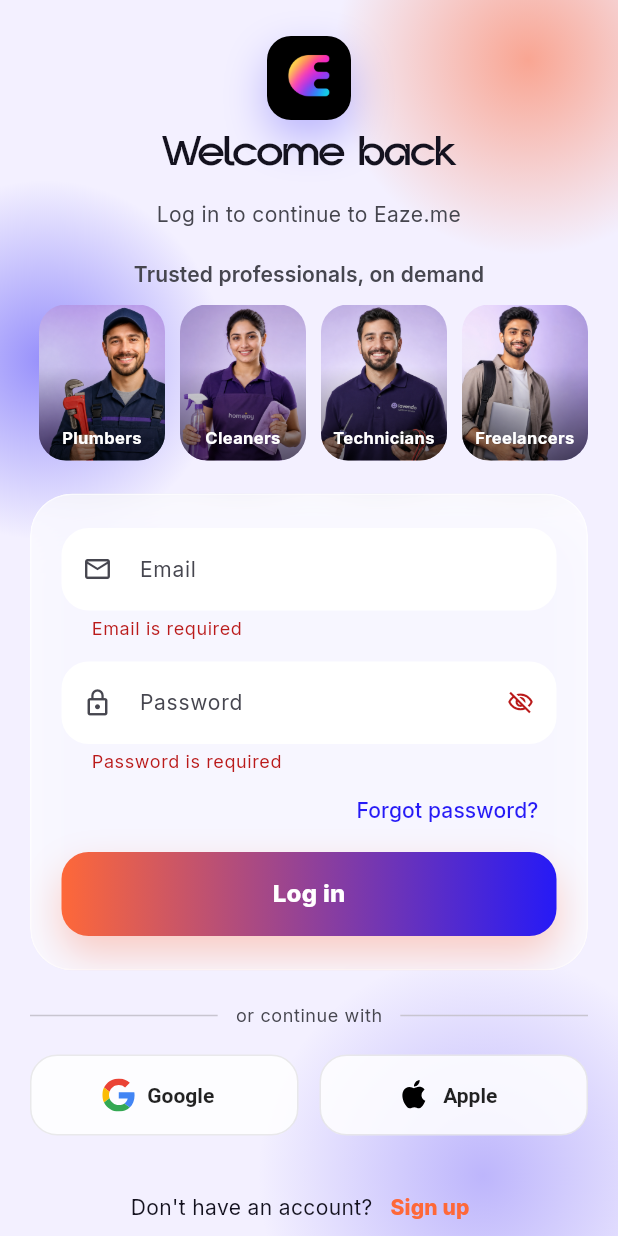
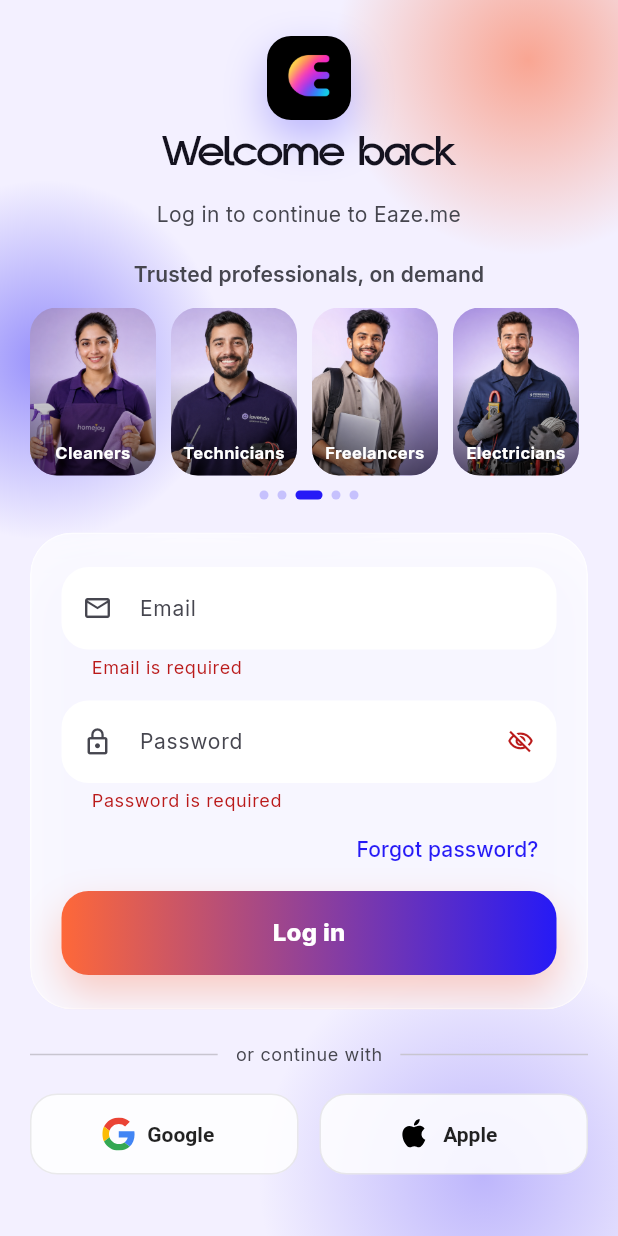
Before and after one commit to realcaps04/Eaze.me, a Flutter app: the screen it shows after launch, after a tap on "Log in", on a phone screen of 412 x 824 dp. Run offline on Flutter 3.47's test engine with Material 3 defaults, Android fonts, the phone set to English and light mode, and no system bars; our stand-ins replace flutter_riverpod, flutter_svg, go_router, google_fonts, supabase_flutter; accounts and stored records are empty.

Commit message:
pushing logo'

```diff
--- a/lib/screens/auth/login_screen.dart
+++ b/lib/screens/auth/login_screen.dart
@@ -87,13 +87,15 @@
                 child: ConstrainedBox(
                   constraints: const BoxConstraints(maxWidth: 440),
                   child: Column(
-                    crossAxisAlignment: CrossAxisAlignment.stretch,
+                    crossAxisAlignment: CrossAxisAlignment.center,
                     children: [
                       const _LoginHero(),
                       const SizedBox(height: 20),
                       const _WorkerShowcase(),
                       const SizedBox(height: 22),
-                      _GlassCard(
+                      SizedBox(
+                        width: double.infinity,
+                        child: _GlassCard(
                           child: Form(
                             key: _formKey,
                             child: Column(
@@ -160,10 +162,13 @@
                           ),
                         ),
                       ),
+                    ),
                       const SizedBox(height: 22),
                       const _OrDivider(),
                       const SizedBox(height: 18),
-                      Row(
+                      SizedBox(
+                        width: double.infinity,
+                        child: Row(
                           children: [
                             Expanded(
                               child: _SocialButton(
@@ -193,6 +198,7 @@
                             ),
                           ),
                         ],
+                      ),
                     ),
                       const SizedBox(height: 24),
                       Row(
@@ -227,17 +233,54 @@
   }
 }
 
-class _LoginHero extends StatelessWidget {
+class _LoginHero extends StatefulWidget {
   const _LoginHero();
+
+  @override
+  State<_LoginHero> createState() => _LoginHeroState();
+}
+
+class _LoginHeroState extends State<_LoginHero>
+    with SingleTickerProviderStateMixin {
+  late final AnimationController _controller;
+  late final Animation<double> _fade;
+  late final Animation<Offset> _slide;
+
+  @override
+  void initState() {
+    super.initState();
+    _controller = AnimationController(
+      vsync: this,
+      duration: const Duration(milliseconds: 700),
+    );
+    _fade = CurvedAnimation(parent: _controller, curve: Curves.easeOut);
+    _slide = Tween<Offset>(
+      begin: const Offset(0, 0.08),
+      end: Offset.zero,
+    ).animate(CurvedAnimation(parent: _controller, curve: Curves.easeOutCubic));
+    _controller.forward();
+  }
+
+  @override
+  void dispose() {
+    _controller.dispose();
+    super.dispose();
+  }
 
   @override
   Widget build(BuildContext context) {
     final theme = Theme.of(context);
 
-    return Column(
+    return FadeTransition(
+      opacity: _fade,
+      child: SlideTransition(
+        position: _slide,
+        child: Column(
+          mainAxisSize: MainAxisSize.min,
           crossAxisAlignment: CrossAxisAlignment.center,
           children: [
-        Container(
+            Center(
+              child: Container(
                 width: 56,
                 height: 56,
                 decoration: BoxDecoration(
@@ -255,6 +298,7 @@
                   child: Image.asset(
                     'assets/images/eazeme_logo.png',
                     fit: BoxFit.cover,
+                  ),
                 ),
               ),
             ),
@@ -278,6 +322,8 @@
               ),
             ),
           ],
+        ),
+      ),
     );
   }
 }
@@ -433,30 +479,58 @@
   static const _cardWidth = 84.0;
   static const _gap = 10.0;
   static const _step = _cardWidth + _gap;
+  static const _cardHeight = 104.0;
 
   late final ScrollController _scrollController;
+  late final List<_WorkerItem> _loopItems;
   Timer? _autoScrollTimer;
-  int _index = 0;
+  int _dotIndex = 0;
 
   @override
   void initState() {
     super.initState();
+    final items = _WorkerShowcase._items;
+    _loopItems = [...items, ...items, ...items];
     _scrollController = ScrollController();
+
+    WidgetsBinding.instance.addPostFrameCallback((_) {
+      if (!mounted || !_scrollController.hasClients) return;
+      _scrollController.jumpTo(items.length * _step);
+    });
+
+    _scrollController.addListener(_syncDotIndex);
+
     _autoScrollTimer = Timer.periodic(
       const Duration(seconds: 3),
       (_) => _advance(),
     );
   }
 
+  void _syncDotIndex() {
+    if (!_scrollController.hasClients) return;
+    final next = (_scrollController.offset / _step).round() %
+        _WorkerShowcase._items.length;
+    if (next != _dotIndex) {
+      setState(() => _dotIndex = next);
+    }
+  }
+
   void _advance() {
     if (!_scrollController.hasClients || !mounted) return;
 
-    _index = (_index + 1) % _WorkerShowcase._items.length;
-    final target = _index * _step;
+    final items = _WorkerShowcase._items;
+    final oneSetWidth = items.length * _step;
+    var next = _scrollController.offset + _step;
+
+    // Seamless loop: always scroll forward, never backward.
+    if (next >= oneSetWidth * 2) {
+      _scrollController.jumpTo(next - oneSetWidth);
+      next = _scrollController.offset + _step;
+    }
 
     _scrollController.animateTo(
-      target,
-      duration: const Duration(milliseconds: 650),
+      next,
+      duration: const Duration(milliseconds: 750),
       curve: Curves.easeInOutCubic,
     );
   }
@@ -464,7 +538,9 @@
   @override
   void dispose() {
     _autoScrollTimer?.cancel();
-    _scrollController.dispose();
+    _scrollController
+      ..removeListener(_syncDotIndex)
+      ..dispose();
     super.dispose();
   }
 
@@ -482,18 +558,38 @@
             color: theme.colorScheme.onSurfaceVariant,
           ),
         ),
-        const SizedBox(height: 10),
+        const SizedBox(height: 12),
         SizedBox(
-          height: 104,
+          height: _cardHeight + 8,
           child: ListView.separated(
             controller: _scrollController,
             scrollDirection: Axis.horizontal,
             physics: const BouncingScrollPhysics(),
-            itemCount: _WorkerShowcase._items.length,
+            itemCount: _loopItems.length,
             separatorBuilder: (_, __) => const SizedBox(width: _gap),
-            itemBuilder: (context, i) =>
-                _WorkerCard(item: _WorkerShowcase._items[i]),
+            itemBuilder: (context, index) =>
+                _WorkerCard(item: _loopItems[index]),
           ),
+        ),
+        const SizedBox(height: 10),
+        Row(
+          mainAxisAlignment: MainAxisAlignment.center,
+          children: List.generate(_WorkerShowcase._items.length, (index) {
+            final active = index == _dotIndex;
+            return AnimatedContainer(
+              duration: const Duration(milliseconds: 300),
+              curve: Curves.easeOut,
+              margin: const EdgeInsets.symmetric(horizontal: 3),
+              width: active ? 18 : 6,
+              height: 6,
+              decoration: BoxDecoration(
+                borderRadius: BorderRadius.circular(999),
+                color: active
+                    ? AppColors.indigo
+                    : AppColors.indigo.withValues(alpha: 0.22),
+              ),
+            );
+          }),
         ),
       ],
     );
@@ -506,21 +602,56 @@
   final String image;
 }
 
-class _WorkerCard extends StatelessWidget {
+class _WorkerCard extends StatefulWidget {
   const _WorkerCard({required this.item});
 
   final _WorkerItem item;
 
   @override
+  State<_WorkerCard> createState() => _WorkerCardState();
+}
+
+class _WorkerCardState extends State<_WorkerCard>
+    with SingleTickerProviderStateMixin {
+  late final AnimationController _kenBurns;
+
+  @override
+  void initState() {
+    super.initState();
+    _kenBurns = AnimationController(
+      vsync: this,
+      duration: const Duration(seconds: 8),
+    )..repeat();
+  }
+
+  @override
+  void dispose() {
+    _kenBurns.dispose();
+    super.dispose();
+  }
+
+  @override
   Widget build(BuildContext context) {
     return SizedBox(
       width: 84,
+      height: 104,
       child: ClipRRect(
         borderRadius: BorderRadius.circular(18),
         child: Stack(
           fit: StackFit.expand,
           children: [
-            Image.asset(item.image, fit: BoxFit.cover),
+            AnimatedBuilder(
+              animation: _kenBurns,
+              builder: (context, child) {
+                final scale = 1.0 + (_kenBurns.value * 0.06);
+                return Transform.scale(
+                  scale: scale,
+                  alignment: Alignment.center,
+                  child: child,
+                );
+              },
+              child: Image.asset(widget.item.image, fit: BoxFit.cover),
+            ),
             Positioned.fill(
               child: DecoratedBox(
                 decoration: BoxDecoration(
@@ -541,7 +672,7 @@
               right: 8,
               bottom: 8,
               child: Text(
-                item.label,
+                widget.item.label,
                 textAlign: TextAlign.center,
                 maxLines: 2,
                 overflow: TextOverflow.ellipsis,
```
Lines whose indentation alone changed are shown as unchanged.
